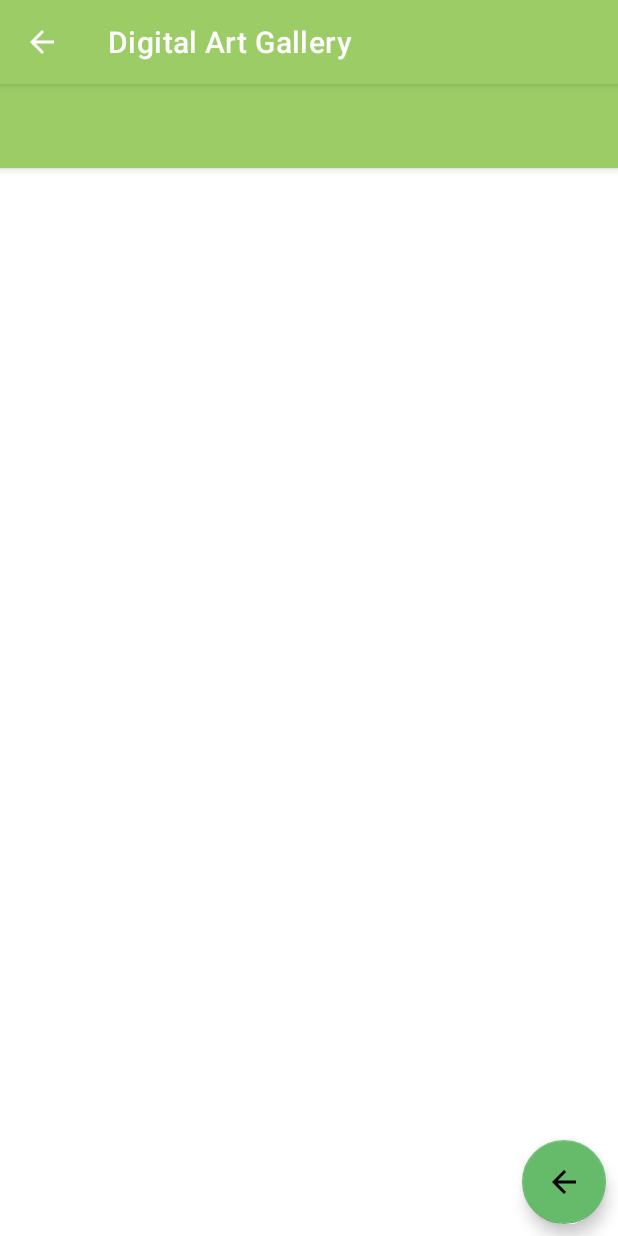
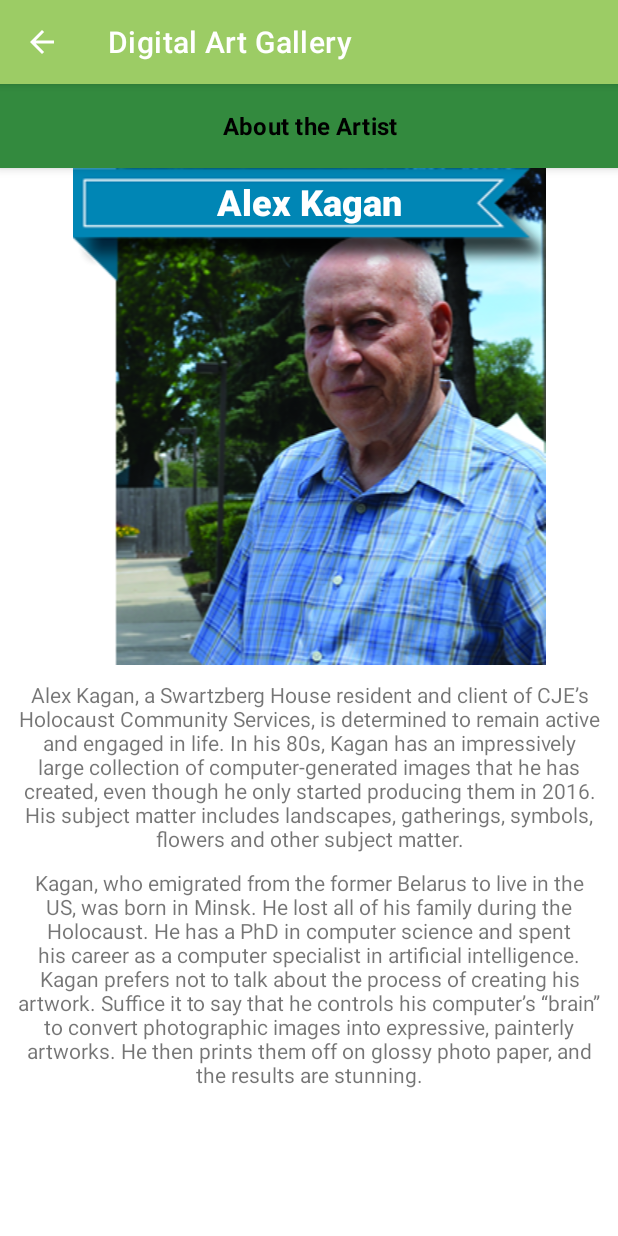
Before and after one commit to sarastavnitser/Art-Gallery, an Android app: the AboutActivity screen opened directly, with no data from a screen before it, on a phone screen of 412 x 824 dp. Run offline under Robolectric (Android 15) with nearby library versions, the phone set to English and light mode, and no system bars.

Commit message:
with new about the artist

```diff
--- a/app/src/main/java/com/example/artgallery/AboutActivity.java
+++ b/app/src/main/java/com/example/artgallery/AboutActivity.java
@@ -17,20 +17,20 @@ public class AboutActivity extends AppCompatActivity {
         setContentView(R.layout.activity_about);
         getSupportActionBar().setDisplayHomeAsUpEnabled(true);
         getSupportActionBar().setDisplayShowHomeEnabled(true);
-        setupFAB();
+//        setupFAB();
 
     }
 
 
-    private void setupFAB() {
-        FloatingActionButton fab = findViewById(R.id.fab);
-        fab.setOnClickListener(new View.OnClickListener() {
-            @Override
-            public void onClick(View view) {
-                onBackPressed();
-            }
-        });
-    }
+//    private void setupFAB() {
+//        FloatingActionButton fab = findViewById(R.id.fab);
+//        fab.setOnClickListener(new View.OnClickListener() {
+//            @Override
+//            public void onClick(View view) {
+//                onBackPressed();
+//            }
+//        });
+//    }
 
     @Override
     public boolean onOptionsItemSelected(@NonNull MenuItem item) {
--- /dev/null
+++ b/app/src/main/res/layout-land/content_about.xml
@@ -0,0 +1,116 @@
+<?xml version="1.0" encoding="utf-8"?>
+<androidx.constraintlayout.widget.ConstraintLayout xmlns:android="http://schemas.android.com/apk/res/android"
+    xmlns:app="http://schemas.android.com/apk/res-auto"
+    android:layout_width="match_parent"
+    android:layout_height="match_parent">
+
+    <androidx.coordinatorlayout.widget.CoordinatorLayout
+        android:layout_width="match_parent"
+        android:layout_height="match_parent">
+
+        <ImageView
+            android:id="@+id/imageView2"
+            android:layout_width="match_parent"
+            android:layout_height="match_parent">
+
+        </ImageView>
+
+        <!--    <TextView-->
+        <!--        android:layout_width="match_parent"-->
+        <!--        android:layout_height="match_parent"-->
+        <!--        android:text="@string/about_the_artist"-->
+        <!--        android:textAppearance="@style/TextAppearance.MaterialComponents.Headline6"-->
+        <!--        app:layout_anchor="@+id/imageView2"-->
+        <!--        app:layout_anchorGravity="center"-->
+        <!--        >-->
+<!--        <ScrollView-->
+<!--            android:layout_width="match_parent"-->
+<!--            android:layout_height="match_parent"-->
+<!--            android:fillViewport="true"-->
+<!--            >-->
+        <com.google.android.material.appbar.AppBarLayout
+            xmlns:tools="http://schemas.android.com/tools"
+            android:id="@+id/top_bar"
+            android:layout_width="match_parent"
+            android:layout_height="?actionBarSize"
+            android:background="@color/secondaryDarkColor"
+            android:gravity="center"
+            app:layout_constraintStart_toStartOf="parent"
+            app:layout_constraintTop_toTopOf="parent"
+            >
+
+            <TextView
+                android:layout_width="match_parent"
+                android:layout_height="wrap_content"
+                android:gravity="center"
+                android:text="@string/about_the_artist"
+                android:textAppearance="@style/TextAppearance.MaterialComponents.Subtitle1"
+                android:textColor="@color/secondaryTextColor"
+                android:textStyle="bold" />
+        </com.google.android.material.appbar.AppBarLayout>
+
+
+        <!--        app:layout_anchorGravity="center"-->
+
+
+        <ImageView
+            android:id="@+id/alex_kagan_imageview"
+            android:layout_width="wrap_content"
+            android:layout_height="wrap_content"
+            android:src="@drawable/alex_kagan"
+            app:layout_anchor="@id/top_bar"
+            android:layout_gravity="bottom"
+            app:layout_anchorGravity="bottom"/>
+
+
+        <TextView
+            android:id="@+id/alex_kagan_name_textview"
+            android:layout_width="316dp"
+            android:layout_height="45dp"
+            android:layout_gravity="bottom"
+            android:gravity="center"
+            android:text="@string/alex_kagan_name"
+            android:textAppearance="@style/TextAppearance.AppCompat.Body2"
+            android:textColor="@color/defaultBackgroundColor"
+            android:textSize="24sp"
+            android:textStyle="bold"
+            app:layout_anchor="@+id/top_bar"
+            app:layout_anchorGravity="bottom" />
+
+
+        <TextView
+            android:id="@+id/paragraph1_textview"
+            android:layout_width="match_parent"
+            android:layout_height="wrap_content"
+            android:layout_gravity="center"
+
+
+            android:layout_marginTop="?actionBarSize"
+            android:gravity="center_horizontal"
+            android:paddingLeft="320dp"
+            android:paddingRight="10dp"
+            android:paddingVertical="10dp"
+            android:text="@string/paragraph1"
+            app:layout_anchor="@id/alex_kagan_name_textview"
+            app:layout_anchorGravity="bottom" />
+
+        <TextView
+            android:layout_width="match_parent"
+            android:layout_height="wrap_content"
+            android:text="@string/paragraph2"
+            app:layout_anchor="@id/paragraph1_textview"
+            app:layout_anchorGravity="bottom"
+            android:layout_gravity="bottom"
+            android:gravity="center_horizontal"
+            android:paddingLeft="320dp"
+            android:paddingRight="10dp"
+            android:paddingBottom="10dp">
+
+        </TextView>
+<!--        </ScrollView>-->
+    </androidx.coordinatorlayout.widget.CoordinatorLayout>
+
+
+
+
+</androidx.constraintlayout.widget.ConstraintLayout>
--- a/app/src/main/res/layout/activity_about.xml
+++ b/app/src/main/res/layout/activity_about.xml
@@ -11,23 +11,11 @@
         android:layout_height="wrap_content"
         android:theme="@style/Theme.ArtGallery.AppBarOverlay">
 
-        <androidx.appcompat.widget.Toolbar
-            android:id="@+id/toolbar"
-            android:layout_width="match_parent"
-            android:layout_height="?attr/actionBarSize"
-            android:background="?attr/colorPrimary"
-            app:popupTheme="@style/Theme.ArtGallery.PopupOverlay" />
+
 
     </com.google.android.material.appbar.AppBarLayout>
 
     <include layout="@layout/content_about" />
 
-    <com.google.android.material.floatingactionbutton.FloatingActionButton
-        android:id="@+id/fab"
-        android:layout_width="wrap_content"
-        android:layout_height="wrap_content"
-        android:layout_gravity="bottom|end"
-        android:layout_margin="@dimen/fab_margin"
-        app:srcCompat="?attr/homeAsUpIndicator" />
 
 </androidx.coordinatorlayout.widget.CoordinatorLayout>
--- a/app/src/main/res/layout/activity_main.xml
+++ b/app/src/main/res/layout/activity_main.xml
@@ -56,7 +56,7 @@
     <androidx.recyclerview.widget.RecyclerView
         android:id="@+id/recyclerView"
         android:layout_width="match_parent"
-        android:layout_height="match_parent" />
+        android:layout_height="wrap_content" />
 
     <include
         android:id="@+id/include_toolbar"
--- a/app/src/main/res/layout/content_about.xml
+++ b/app/src/main/res/layout/content_about.xml
@@ -1,26 +1,99 @@
 <?xml version="1.0" encoding="utf-8"?>
-<androidx.coordinatorlayout.widget.CoordinatorLayout
-    xmlns:android="http://schemas.android.com/apk/res/android"
-    android:layout_height="match_parent"
-    android:layout_width="match_parent">
+<androidx.coordinatorlayout.widget.CoordinatorLayout xmlns:android="http://schemas.android.com/apk/res/android"
+    xmlns:app="http://schemas.android.com/apk/res-auto"
+    android:layout_width="match_parent"
+    android:layout_height="match_parent">
 
     <ImageView
+        android:id="@+id/imageView2"
         android:layout_width="match_parent"
         android:layout_height="match_parent">
 
     </ImageView>
 
+    <!--    <TextView-->
+    <!--        android:layout_width="match_parent"-->
+    <!--        android:layout_height="match_parent"-->
+    <!--        android:text="@string/about_the_artist"-->
+    <!--        android:textAppearance="@style/TextAppearance.MaterialComponents.Headline6"-->
+    <!--        app:layout_anchor="@+id/imageView2"-->
+    <!--        app:layout_anchorGravity="center"-->
+    <!--        >-->
+
+<com.google.android.material.appbar.AppBarLayout
+            xmlns:tools="http://schemas.android.com/tools"
+            android:id="@+id/top_bar"
+            android:layout_width="match_parent"
+            android:layout_height="?actionBarSize"
+            android:background="@color/secondaryDarkColor"
+            android:gravity="center"
+            app:layout_constraintStart_toStartOf="parent"
+            app:layout_constraintTop_toTopOf="parent"
+            >
+
+            <TextView
+                android:layout_width="match_parent"
+                android:layout_height="wrap_content"
+                android:gravity="center"
+                android:text="@string/about_the_artist"
+                android:textAppearance="@style/TextAppearance.MaterialComponents.Subtitle1"
+                android:textColor="@color/secondaryTextColor"
+                android:textStyle="bold" />
+        </com.google.android.material.appbar.AppBarLayout>
+
+
+    <!--        app:layout_anchorGravity="center"-->
+
+
+    <ImageView
+        android:id="@+id/alex_kagan_imageview"
+        android:layout_width="match_parent"
+        android:layout_height="wrap_content"
+        android:layout_gravity="bottom"
+        android:src="@drawable/alex_kagan"
+        app:layout_anchor="@+id/top_bar"
+        app:layout_anchorGravity="bottom"
+        android:gravity="center_horizontal"/>
+
     <TextView
         android:layout_width="match_parent"
-        android:layout_height="match_parent"
-        android:text="@string/about_the_artist">
+        android:layout_height="45dp"
+        android:layout_gravity="bottom"
+        android:gravity="center"
+        android:text="@string/alex_kagan_name"
+        android:textAppearance="@style/TextAppearance.AppCompat.Body2"
+        android:textColor="@color/defaultBackgroundColor"
+        android:textSize="24sp"
+        android:textStyle="bold"
+        app:layout_anchor="@+id/top_bar"
+        app:layout_anchorGravity="bottom" />
+
+
+    <TextView
+        android:layout_marginTop="?actionBarSize"
+        android:layout_width="match_parent"
+        android:layout_height="wrap_content"
+        android:text="@string/paragraph1"
+        app:layout_anchor="@id/alex_kagan_imageview"
+        app:layout_anchorGravity="bottom"
+        android:layout_gravity="bottom"
+        android:id="@+id/paragraph1_textview"
+        android:gravity="center_horizontal"
+
+        android:padding="10dp"
+        />
+
+    <TextView
+        android:layout_width="match_parent"
+        android:layout_height="wrap_content"
+        android:text="@string/paragraph2"
+        app:layout_anchor="@id/paragraph1_textview"
+        app:layout_anchorGravity="bottom"
+        android:layout_gravity="bottom"
+        android:gravity="center_horizontal"
+        android:paddingHorizontal="10dp"
+        android:paddingBottom="10dp">
 
     </TextView>
-    <TextView
-    android:layout_width="match_parent"
-    android:layout_height="match_parent"    >
-
-</TextView>
-
 
 </androidx.coordinatorlayout.widget.CoordinatorLayout>
--- a/app/src/main/res/values/strings.xml
+++ b/app/src/main/res/values/strings.xml
@@ -14,4 +14,18 @@
     <string name="search">Search</string>
     <string name="filters">Filters</string>
 
+    <string name="paragraph1">Alex Kagan, a Swartzberg House resident and client of CJE’s Holocaust Community Services, is
+determined to remain active and engaged in life. In his 80s, Kagan has an impressively large
+collection of computer-generated images that he has created, even though he only started producing
+them in 2016. His subject matter includes landscapes, gatherings, symbols, flowers and other subject
+ matter.</string>
+
+    <string name="paragraph2">Kagan, who emigrated from the former Belarus to live in the US, was born in Minsk. He lost all of
+ his family during the Holocaust. He has a PhD in computer science and spent his career as a
+ computer specialist in artificial intelligence. Kagan prefers not to talk about the process of
+ creating his artwork. Suffice it to say that he controls his computer’s “brain” to convert
+ photographic images into expressive, painterly artworks. He then prints them off on glossy photo
+ paper, and the results are stunning.</string>
+    <string name="alex_kagan_name">Alex Kagan</string>
+
 </resources>
```
Also changed, not shown: 1 other file.
